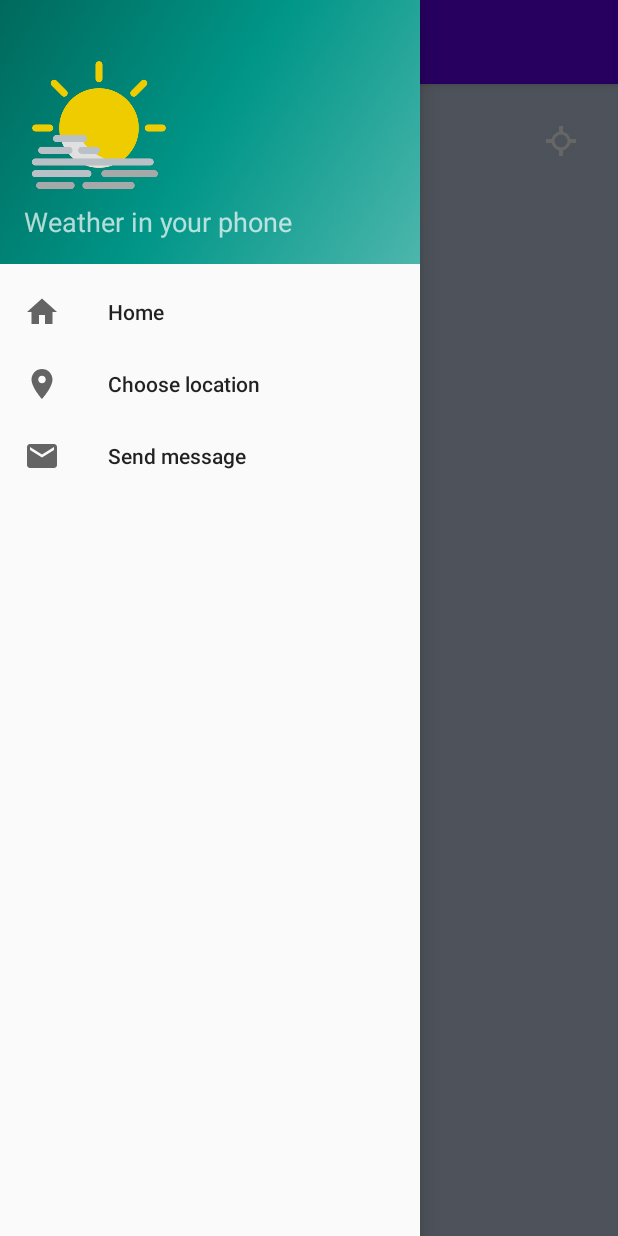
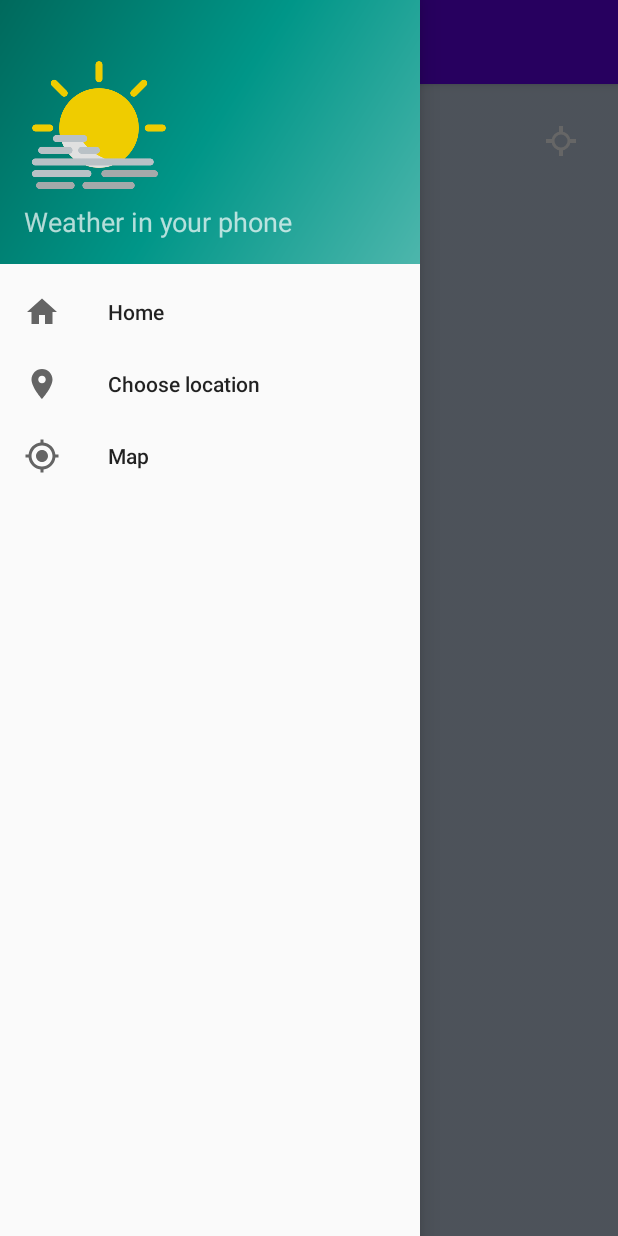
Before and after one commit to YlishnaF/Weather_2, an Android app: the screen it shows after launch (MainActivity), with the side drawer open, on a phone screen of 412 x 824 dp. Run offline under Robolectric (Android 15) with nearby library versions, the phone set to English and light mode, and no system bars; our stand-ins replace Picasso, Room's generated code; pictures from the network do not load; Roboto replaces fonts that are not available here.

Commit message:
7th lession

```diff
--- a/app/build.gradle
+++ b/app/build.gradle
@@ -47,5 +47,6 @@ dependencies {
     implementation "android.arch.persistence.room:runtime:1.1.1"
     annotationProcessor "android.arch.persistence.room:compiler:1.1.1"
     implementation 'com.google.firebase:firebase-messaging:21.0.0'
+    implementation 'com.google.android.gms:play-services-maps:17.0.0'
 }
 apply plugin: 'com.google.gms.google-services'
--- a/app/src/main/java/com/example/weather/LocationFragment.java
+++ b/app/src/main/java/com/example/weather/LocationFragment.java
@@ -31,7 +31,6 @@ import retrofit2.converter.gson.GsonConverterFactory;
 
 public class LocationFragment extends Fragment{
 
-    //private OnFragmetLocationListener listener;
     private OpenWeather openWeather;
     private TextInputEditText location_et;
     private Button button_ok;
@@ -96,7 +95,6 @@ public class LocationFragment extends Fragment{
                 .build();
 
         openWeather = retrofit.create(OpenWeather.class);
-
     }
 
     private void requestRetrifit(String city, String apiKey){
@@ -121,7 +119,7 @@ public class LocationFragment extends Fragment{
                               homeFragment.setArguments(bundle);
                                getActivity().getSupportFragmentManager()
                                        .beginTransaction()
-                                       .replace(R.id.nav_host_fragment, homeFragment).commit();
+                                       .replace(R.id.fragment_container, homeFragment).commit();
                               Toast.makeText(getContext(),Float.toString(result), Toast.LENGTH_SHORT).show();
                           }
                       }
--- a/app/src/main/java/com/example/weather/MainActivity.java
+++ b/app/src/main/java/com/example/weather/MainActivity.java
@@ -47,6 +47,12 @@ public class MainActivity extends AppCompatActivity implements OnNavigationItemS
         super.onCreate(savedInstanceState);
         setContentView(R.layout.activity_main);
         initView();
+        if(savedInstanceState == null){
+            getSupportFragmentManager().
+                    beginTransaction().
+                    replace(R.id.fragment_container, new HomeFragment()).
+                    commit();
+        }
 
 //        registerReceiver(receiver, new IntentFilter());
         this.registerReceiver(receiver, new IntentFilter(ConnectivityManager.CONNECTIVITY_ACTION));
@@ -77,19 +83,19 @@ public class MainActivity extends AppCompatActivity implements OnNavigationItemS
             case R.id.nav_home:
                 getSupportFragmentManager()
                         .beginTransaction()
-                        .replace(R.id.nav_host_fragment, new HomeFragment())
+                        .replace(R.id.fragment_container, new HomeFragment())
                         .commit();
                 break;
             case R.id.nav_location:
                 getSupportFragmentManager()
                         .beginTransaction()
-                        .replace(R.id.nav_host_fragment, new LocationFragment())
+                        .replace(R.id.fragment_container, new LocationFragment())
                         .commit();
                 break;
             case R.id.nav_email:
                 getSupportFragmentManager()
                         .beginTransaction()
-                        .replace(R.id.nav_host_fragment, new SendFragment())
+                        .replace(R.id.fragment_container, new MapsFragment())
                         .commit();
         }
 
--- /dev/null
+++ b/app/src/main/res/drawable/ic_baseline_my_location_24.xml
@@ -0,0 +1,10 @@
+<vector xmlns:android="http://schemas.android.com/apk/res/android"
+    android:width="24dp"
+    android:height="24dp"
+    android:viewportWidth="24"
+    android:viewportHeight="24"
+    android:tint="?attr/colorControlNormal">
+  <path
+      android:fillColor="@android:color/white"
+      android:pathData="M12,8c-2.21,0 -4,1.79 -4,4s1.79,4 4,4 4,-1.79 4,-4 -1.79,-4 -4,-4zM20.94,11c-0.46,-4.17 -3.77,-7.48 -7.94,-7.94L13,1h-2v2.06C6.83,3.52 3.52,6.83 3.06,11L1,11v2h2.06c0.46,4.17 3.77,7.48 7.94,7.94L11,23h2v-2.06c4.17,-0.46 7.48,-3.77 7.94,-7.94L23,13v-2h-2.06zM12,19c-3.87,0 -7,-3.13 -7,-7s3.13,-7 7,-7 7,3.13 7,7 -3.13,7 -7,7z"/>
+</vector>
--- a/app/src/main/res/layout/content_main.xml
+++ b/app/src/main/res/layout/content_main.xml
@@ -7,12 +7,11 @@
     app:layout_behavior="@string/appbar_scrolling_view_behavior"
     tools:showIn="@layout/app_bar">
 
-    <fragment
-        android:id="@+id/nav_host_fragment"
+    <FrameLayout
+        android:id="@+id/fragment_container"
         android:name="com.example.weather.HomeFragment"
         android:layout_width="match_parent"
         android:layout_height="match_parent"
-        app:defaultNavHost="true"
         app:layout_constraintLeft_toLeftOf="parent"
         app:layout_constraintRight_toRightOf="parent"
         app:layout_constraintTop_toTopOf="parent"/>
--- a/app/src/main/res/layout/fragment_home.xml
+++ b/app/src/main/res/layout/fragment_home.xml
@@ -16,15 +16,15 @@
         android:id="@+id/locationshowtv"
         android:layout_width="wrap_content"
         android:layout_height="wrap_content"
-        android:layout_marginTop="40dp"
+        android:layout_marginTop="116dp"
         android:fontFamily="@font/catamaran"
         android:hint="@string/perm"
         android:includeFontPadding="false"
         android:textAlignment="center"
         android:textColor="@color/textcolor"
-        android:textSize="24sp"
+        android:textSize="36sp"
         app:layout_constraintEnd_toEndOf="parent"
-        app:layout_constraintHorizontal_bias="0.5"
+        app:layout_constraintHorizontal_bias="0.491"
         app:layout_constraintStart_toStartOf="parent"
         app:layout_constraintTop_toTopOf="parent" />
 
@@ -39,14 +39,14 @@
 
     <TextView
         android:id="@+id/temperature_tv"
-        android:layout_width="53dp"
-        android:layout_height="23dp"
+        android:layout_width="81dp"
+        android:layout_height="36dp"
         android:layout_marginTop="8dp"
         android:fontFamily="sans-serif"
         android:text="@string/temer_main"
         android:textAlignment="center"
         android:textColor="@color/textcolor"
-        android:textSize="18sp"
+        android:textSize="24sp"
         app:layout_constraintEnd_toStartOf="@+id/imageView"
         app:layout_constraintHorizontal_bias="0.5"
         app:layout_constraintHorizontal_chainStyle="packed"
@@ -57,45 +57,19 @@
         android:id="@+id/imageView"
         android:layout_width="30dp"
         android:layout_height="30dp"
-        android:layout_marginTop="8dp"
+        android:layout_marginTop="12dp"
         app:layout_constraintEnd_toEndOf="parent"
         app:layout_constraintHorizontal_bias="0.5"
         app:layout_constraintStart_toEndOf="@+id/temperature_tv"
         app:layout_constraintTop_toBottomOf="@+id/locationshowtv"
         app:srcCompat="@drawable/cloudy" />
 
-    <androidx.recyclerview.widget.RecyclerView
-        android:id="@+id/recyclerv_whetaher_day"
-        android:layout_width="wrap_content"
-        android:layout_height="60dp"
-        android:layout_marginTop="24dp"
-        android:layout_marginEnd="16dp"
-        android:orientation="horizontal"
-        android:scrollbars="horizontal"
-        app:layout_constraintEnd_toEndOf="parent"
-        app:layout_constraintStart_toEndOf="@+id/pressuretv"
-        app:layout_constraintTop_toBottomOf="@+id/temperature_tv" />
-
-    <androidx.recyclerview.widget.RecyclerView
-        android:id="@+id/week"
-        android:layout_width="0dp"
-        android:layout_height="0dp"
-        android:layout_marginTop="20dp"
-        android:layout_marginBottom="24dp"
-        android:scrollbars="vertical"
-        app:layout_constraintBottom_toBottomOf="parent"
-        app:layout_constraintEnd_toEndOf="parent"
-        app:layout_constraintHorizontal_bias="0.0"
-        app:layout_constraintStart_toStartOf="parent"
-        app:layout_constraintTop_toBottomOf="@+id/recyclerv_whetaher_day"
-        app:layout_constraintVertical_bias="1.0" />
-
     <ImageView
         android:id="@+id/imageView3"
         android:layout_width="15dp"
         android:layout_height="15dp"
-        android:layout_marginStart="10dp"
-        android:layout_marginTop="24dp"
+        android:layout_marginStart="92dp"
+        android:layout_marginTop="16dp"
         app:layout_constraintStart_toStartOf="parent"
         app:layout_constraintTop_toBottomOf="@+id/temperature_tv"
         app:srcCompat="@drawable/wind" />
@@ -104,8 +78,8 @@
         android:id="@+id/imageView4"
         android:layout_width="15dp"
         android:layout_height="15dp"
-        android:layout_marginStart="10dp"
-        android:layout_marginTop="5dp"
+        android:layout_marginStart="92dp"
+        android:layout_marginTop="16dp"
         app:layout_constraintStart_toStartOf="parent"
         app:layout_constraintTop_toBottomOf="@+id/imageView3"
         app:srcCompat="@drawable/pressure" />
@@ -114,8 +88,8 @@
         android:id="@+id/imageView5"
         android:layout_width="15dp"
         android:layout_height="15dp"
-        android:layout_marginStart="10dp"
-        android:layout_marginTop="5dp"
+        android:layout_marginStart="92dp"
+        android:layout_marginTop="16dp"
         app:layout_constraintStart_toStartOf="parent"
         app:layout_constraintTop_toBottomOf="@+id/imageView4"
         app:srcCompat="@drawable/drop" />
@@ -123,41 +97,34 @@
     <TextView
         android:id="@+id/windtv"
         android:layout_width="wrap_content"
-        android:layout_height="15dp"
-        android:layout_marginStart="10dp"
-        android:layout_marginTop="24dp"
+        android:layout_height="wrap_content"
+        android:layout_marginStart="24dp"
+        android:layout_marginTop="16dp"
         android:textColor="@color/textcolor"
+        android:textSize="12sp"
         app:layout_constraintStart_toEndOf="@+id/imageView3"
         app:layout_constraintTop_toBottomOf="@+id/temperature_tv" />
 
     <TextView
         android:id="@+id/pressuretv"
         android:layout_width="wrap_content"
-        android:layout_height="15dp"
-        android:layout_marginStart="10dp"
-        android:layout_marginTop="5dp"
+        android:layout_height="wrap_content"
+        android:layout_marginStart="24dp"
+        android:layout_marginTop="16dp"
         android:textColor="@color/textcolor"
+        android:textSize="12sp"
         app:layout_constraintStart_toEndOf="@+id/imageView4"
         app:layout_constraintTop_toBottomOf="@+id/windtv" />
 
     <TextView
         android:id="@+id/humiditytv"
         android:layout_width="wrap_content"
-        android:layout_height="15dp"
-        android:layout_marginStart="10dp"
-        android:layout_marginTop="5dp"
+        android:layout_height="wrap_content"
+        android:layout_marginStart="24dp"
+        android:layout_marginTop="16dp"
         android:textColor="@color/textcolor"
+        android:textSize="12sp"
         app:layout_constraintStart_toEndOf="@+id/imageView5"
         app:layout_constraintTop_toBottomOf="@+id/pressuretv" />
 
-    <ImageView
-        android:id="@+id/imageView6"
-        android:layout_width="50dp"
-        android:layout_height="50dp"
-        android:layout_marginStart="92dp"
-        android:layout_marginTop="48dp"
-        app:layout_constraintStart_toStartOf="parent"
-        app:layout_constraintTop_toTopOf="parent"
-        tools:srcCompat="@android:drawable/picture_frame" />
-
 </androidx.constraintlayout.widget.ConstraintLayout>
--- a/app/src/main/res/layout/fragment_send.xml
+++ b/app/src/main/res/layout/fragment_send.xml
@@ -10,6 +10,6 @@
     <TextView
         android:layout_width="match_parent"
         android:layout_height="match_parent"
-        android:text="Send" />
+        android:text="@string/map" />
 
 </FrameLayout>
--- a/app/src/main/res/menu/main_menu.xml
+++ b/app/src/main/res/menu/main_menu.xml
@@ -16,8 +16,8 @@
 
         <item
             android:id="@+id/nav_email"
-            android:title="@string/send_message"
-            android:icon="@drawable/ic_email"/>
+            android:title="@string/map"
+            android:icon="@drawable/ic_baseline_my_location_24"/>
 
     </group>
 
--- a/app/src/main/res/values/strings.xml
+++ b/app/src/main/res/values/strings.xml
@@ -37,4 +37,6 @@
     <string name="update">update</string>
     <string name="remove">remove</string>
     <string name="history">History</string>
+    <string name="show_the_weather">Show the weather</string>
+    <string name="map">Map</string>
 </resources>
```
Also changed, not shown: app/src/debug/res/values/google_maps_api.xml (added, +24 -0 lines), app/src/main/AndroidManifest.xml (+19 -0 lines), app/src/main/java/com/example/weather/HomeFragment.java (+1 -17 lines), app/src/main/java/com/example/weather/MapsFragment.java (added, +249 -0 lines), app/src/main/java/com/example/weather/OpenWeatherCoord.java (added, +11 -0 lines), app/src/main/res/drawable/ic_marker.xml (added, +10 -0 lines), app/src/main/res/layout/fragment_maps.xml (added, +34 -0 lines), 1 other file.
